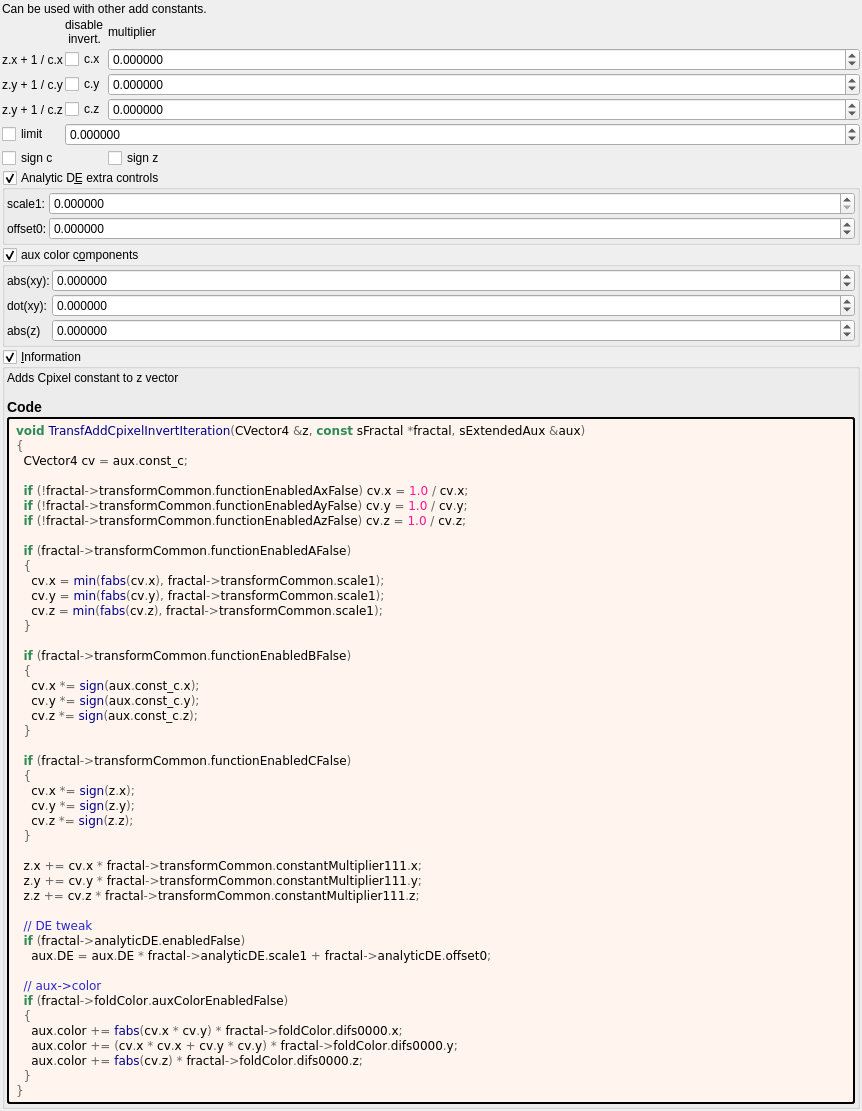
Above: mandelbulber2/formula/ui/transf_add_cpixel_invert.ui from buddhi1980/mandelbulber2 before the change. Below: the same form after it.
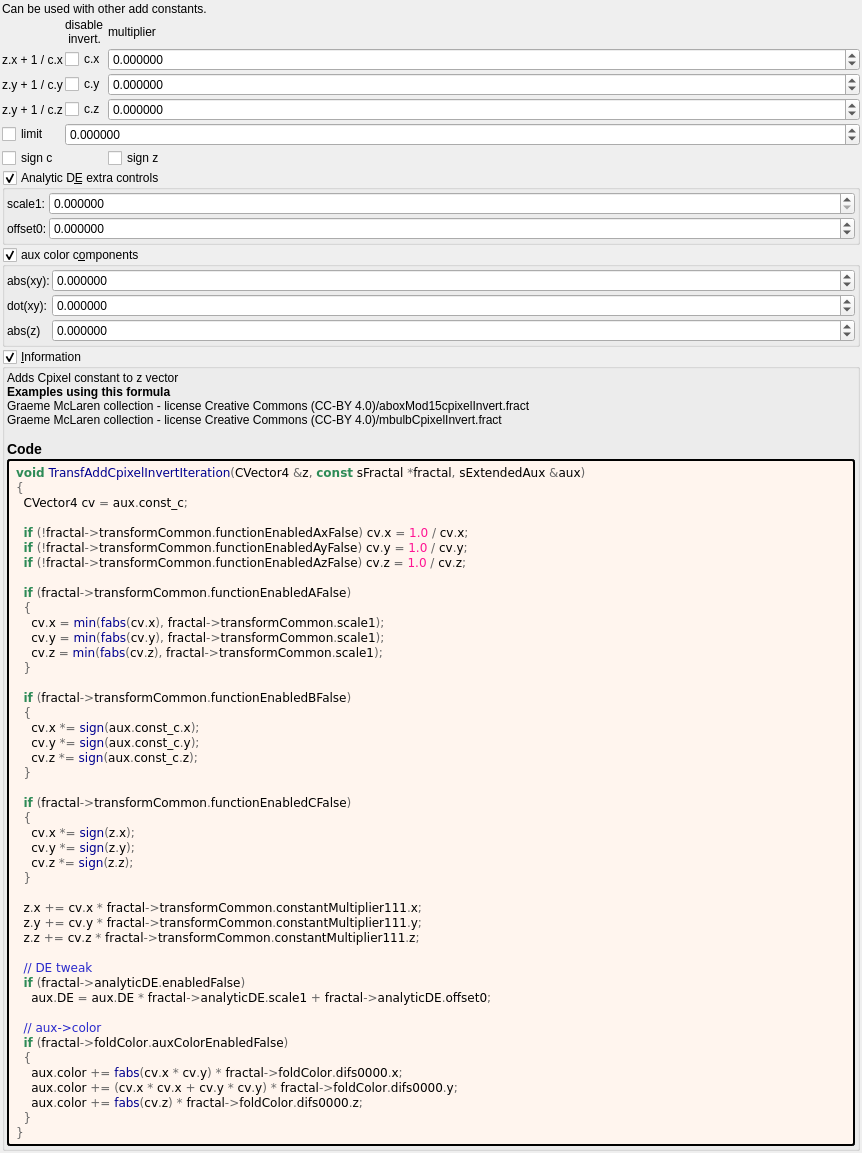
That is the form after the change. Custom widgets are drawn as their Qt base class.

Diff of the .ui file:
```diff
--- a/mandelbulber2/formula/ui/transf_add_cpixel_invert.ui
+++ b/mandelbulber2/formula/ui/transf_add_cpixel_invert.ui
@@ -508,7 +508,7 @@
         <property name="text">
          <string notr="true">&lt;p&gt;Adds Cpixel constant to z vector&lt;/p&gt;&lt;table&gt;
 &lt;/table&gt;
-&lt;h3&gt;Code&lt;/h3&gt;</string>
+&lt;br&gt;&lt;b&gt;Examples using this formula&lt;/b&gt;&lt;br&gt;Graeme McLaren  collection - license Creative Commons  (CC-BY 4.0)/aboxMod15cpixelInvert.fract&lt;br&gt;Graeme McLaren  collection - license Creative Commons  (CC-BY 4.0)/mbulbCpixelInvert.fract&lt;h3&gt;Code&lt;/h3&gt;</string>
         </property>
         <property name="wordWrap">
          <bool>true</bool>
```
